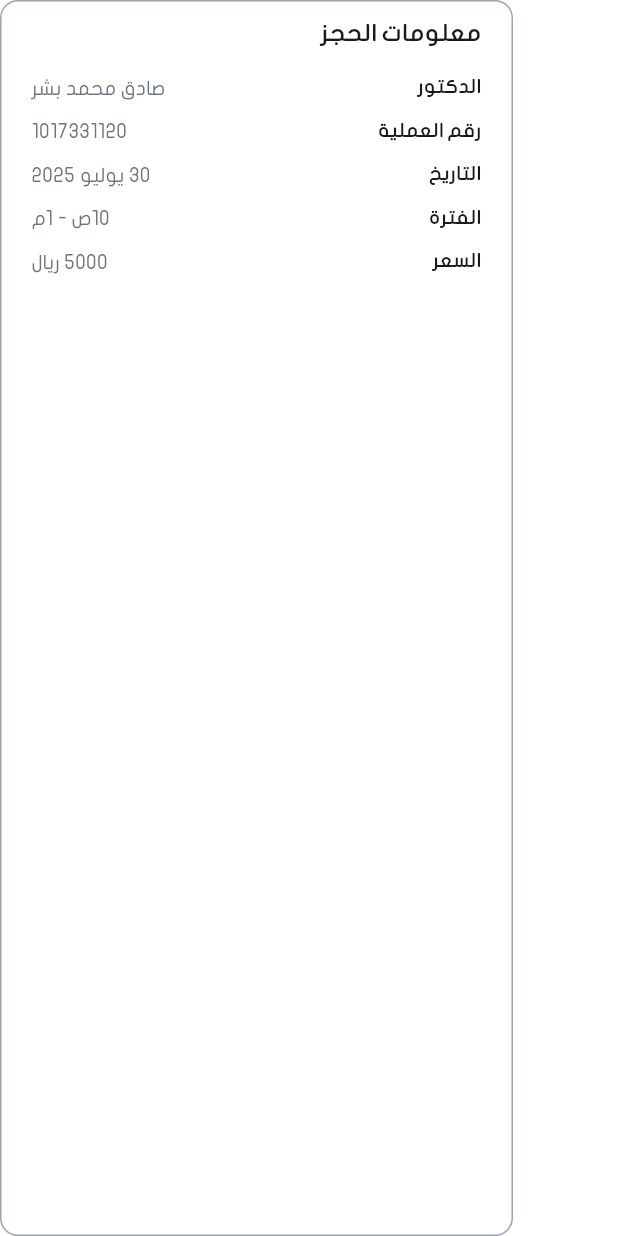
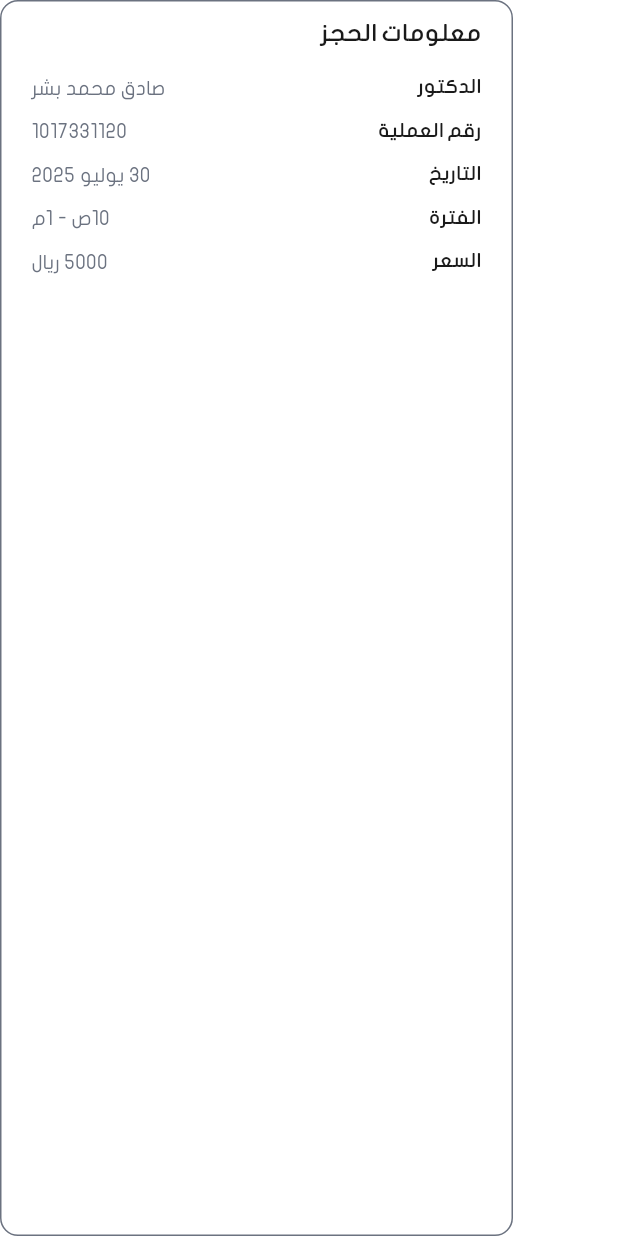
Before and after one commit to odaibishr/doctor_booking_system_with_ai, a Flutter app: the AppointmentDetailsContainer widget shown alone on an empty page, opened directly, on a phone screen of 412 x 824 dp. Run offline on Flutter 3.47's test engine with Material 3 defaults, Android fonts, the phone set to English and light mode, and no system bars; our stand-ins replace carousel_slider, date_field, dio, dropdown_button2, go_router, image_picker and 1 more; missing offline and left inert: data_connection_checker_tv, social_auth_buttons, svg_flutter; project files that could hold a hidden picture were left out.

Commit message:
change the color in the appointment details container

```diff
--- a/lib/features/payment/presentation/widget/appointment_details_container.dart
+++ b/lib/features/payment/presentation/widget/appointment_details_container.dart
@@ -1,3 +1,4 @@
+import 'package:doctor_booking_system_with_ai/core/styles/app_colors.dart';
 import 'package:doctor_booking_system_with_ai/core/styles/font_styles.dart';
 import 'package:flutter/material.dart';
 import 'appointment_detail_row.dart';
@@ -24,7 +25,7 @@ class AppointmentDetailsContainer extends StatelessWidget {
       width: 342,
       padding: const EdgeInsets.symmetric(horizontal: 20, vertical: 12),
       decoration: BoxDecoration(
-        border: Border.all(color: const Color(0xFF9CA3AF), width: 1),
+        border: Border.all(color: AppColors.gray500, width: 1),
         borderRadius: BorderRadius.circular(12),
       ),
       child: Column(
```
